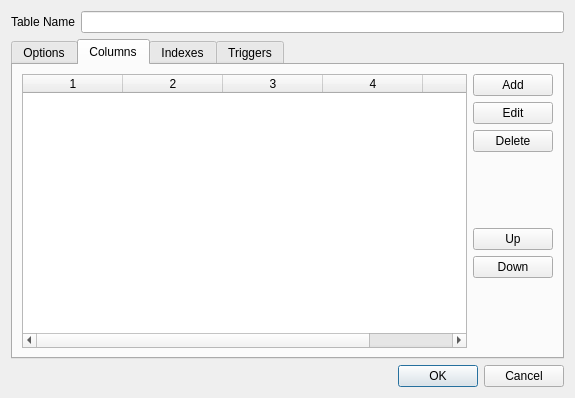
First picture: the form in src/ui/tabledialog.ui, repository apavelm/qsqldesigner, before the edit.
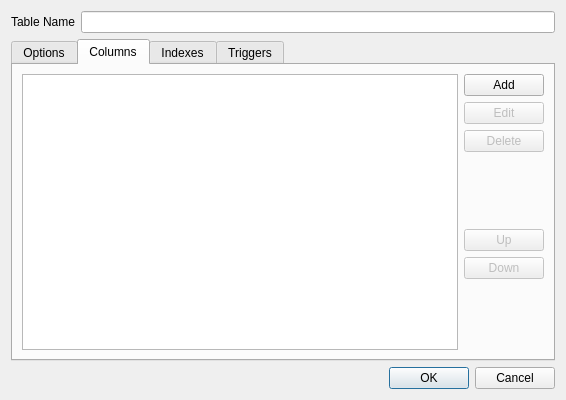
Second picture: the form after the edit. Custom widgets are drawn as their Qt base class.

Commit message: added Model to view Columns in TableDialog.

Patch:
```diff
--- a/src/ui/tabledialog.ui
+++ b/src/ui/tabledialog.ui
@@ -6,8 +6,8 @@
    <rect>
     <x>0</x>
     <y>0</y>
-    <width>575</width>
-    <height>398</height>
+    <width>566</width>
+    <height>400</height>
    </rect>
   </property>
   <property name="windowTitle">
@@ -51,7 +51,7 @@
          <item row="0" column="0">
           <layout class="QHBoxLayout" name="horizontalLayout">
            <item>
-            <widget class="QTableWidget" name="columnsTable">
+            <widget class="TableColumnsView" name="columnsTable">
              <property name="editTriggers">
               <set>QAbstractItemView::NoEditTriggers</set>
              </property>
@@ -79,31 +79,6 @@
              <attribute name="verticalHeaderDefaultSectionSize">
               <number>17</number>
              </attribute>
-             <column>
-              <property name="text">
-               <string notr="true">1</string>
-              </property>
-             </column>
-             <column>
-              <property name="text">
-               <string notr="true">2</string>
-              </property>
-             </column>
-             <column>
-              <property name="text">
-               <string notr="true">3</string>
-              </property>
-             </column>
-             <column>
-              <property name="text">
-               <string notr="true">4</string>
-              </property>
-             </column>
-             <column>
-              <property name="text">
-               <string notr="true">5</string>
-              </property>
-             </column>
             </widget>
            </item>
            <item>
@@ -117,6 +92,9 @@
              </item>
              <item>
               <widget class="QPushButton" name="columnEditButton">
+               <property name="enabled">
+                <bool>false</bool>
+               </property>
                <property name="text">
                 <string>Edit</string>
                </property>
@@ -124,6 +102,9 @@
              </item>
              <item>
               <widget class="QPushButton" name="columnDeleteButton">
+               <property name="enabled">
+                <bool>false</bool>
+               </property>
                <property name="text">
                 <string>Delete</string>
                </property>
@@ -147,6 +128,9 @@
              </item>
              <item>
               <widget class="QPushButton" name="columnUpButton">
+               <property name="enabled">
+                <bool>false</bool>
+               </property>
                <property name="text">
                 <string>Up</string>
                </property>
@@ -154,6 +138,9 @@
              </item>
              <item>
               <widget class="QPushButton" name="columnDownButton">
+               <property name="enabled">
+                <bool>false</bool>
+               </property>
                <property name="text">
                 <string>Down</string>
                </property>
@@ -204,6 +191,13 @@
    </item>
   </layout>
  </widget>
+ <customwidgets>
+  <customwidget>
+   <class>TableColumnsView</class>
+   <extends>QTableView</extends>
+   <header>../widgets/tablecolumnsview.h</header>
+  </customwidget>
+ </customwidgets>
  <resources/>
  <connections>
   <connection>
```
Left out of the diff: 6 changed lines with no effect on the pictures. The commit also changes 13 other files.
